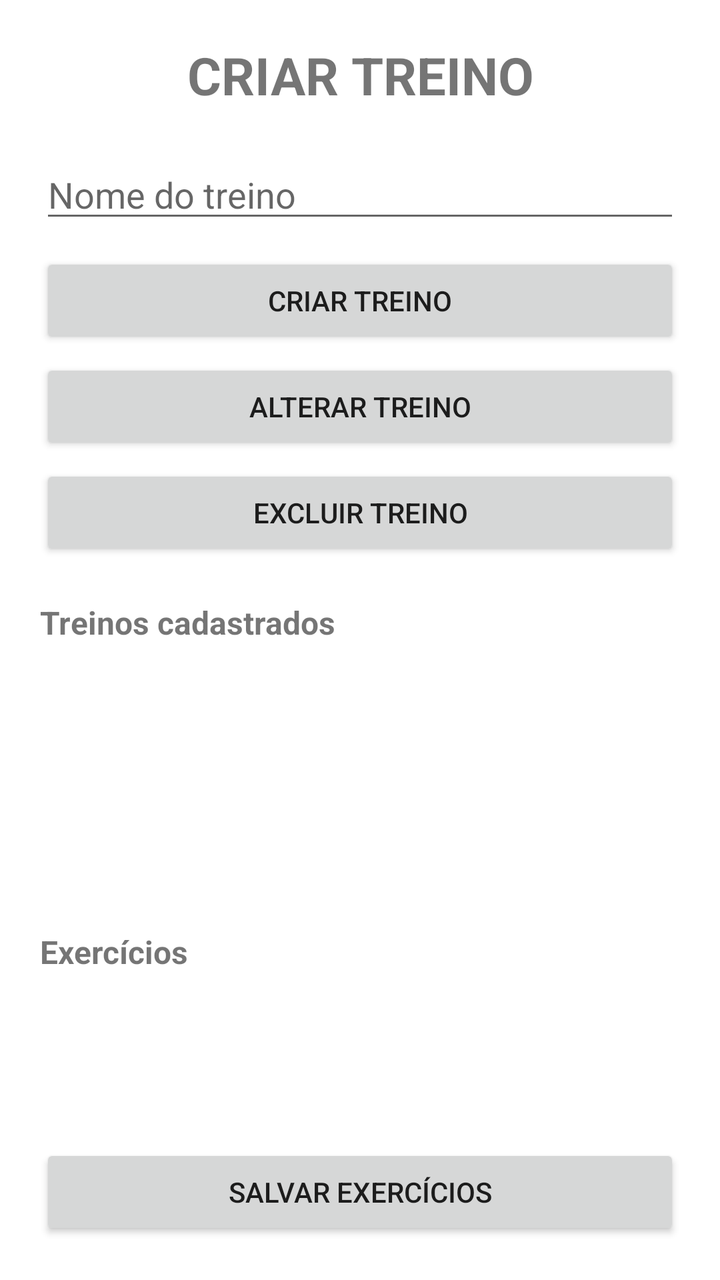
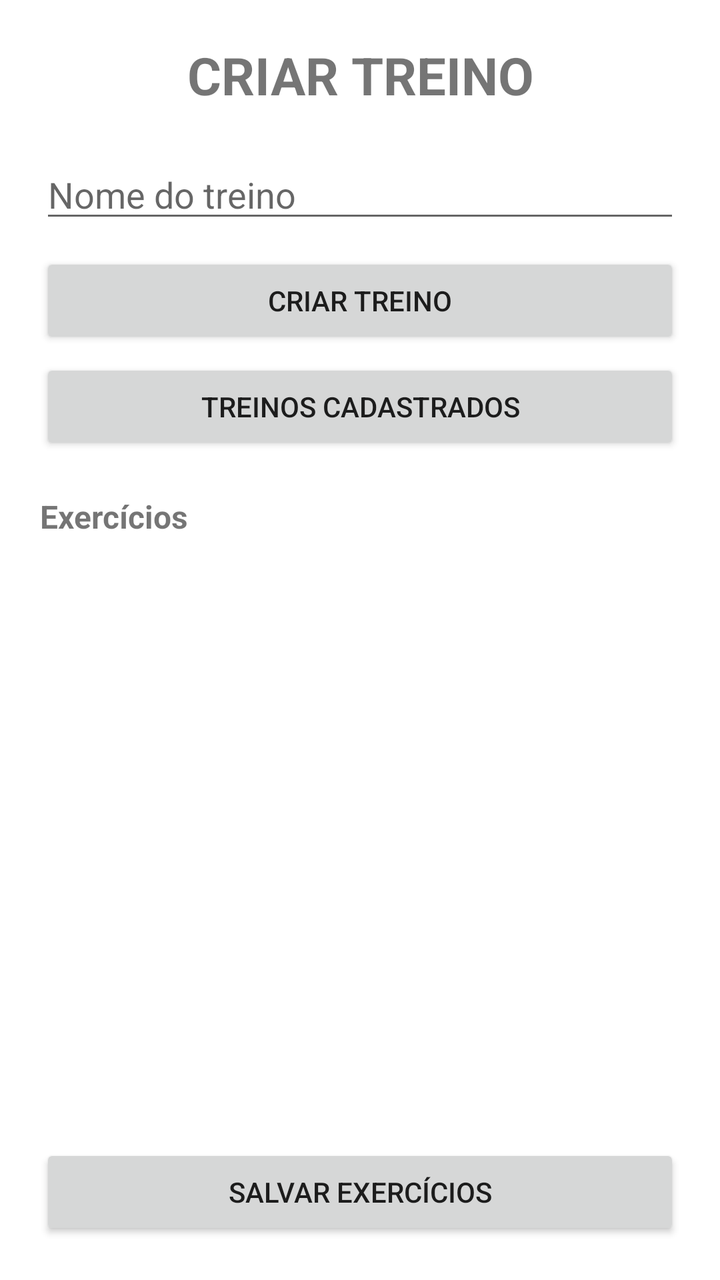

Two renders of the same Android screen: before a commit and after it. Below are the layout's source before the change and the commit's diff.
<!-- AndroidManifest.xml: application theme Theme.GymNote -->
<!-- res/layout/fragment_criartreino.xml -->
<?xml version="1.0" encoding="utf-8"?>
<LinearLayout xmlns:android="http://schemas.android.com/apk/res/android"
    xmlns:tools="http://schemas.android.com/tools"
    android:layout_width="match_parent"
    android:layout_height="match_parent"
    android:orientation="vertical"
    android:padding="20dp"
    tools:context=".ui.menu.CriartreinoFragment">

    <TextView
        android:layout_width="match_parent"
        android:layout_height="wrap_content"
        android:gravity="center"
        android:text="CRIAR TREINO"
        android:textSize="26sp"
        android:textStyle="bold" />

    <EditText
        android:id="@+id/edtNomeTreino"
        android:layout_width="match_parent"
        android:layout_height="wrap_content"
        android:layout_marginTop="20dp"
        android:hint="Nome do treino"
        android:inputType="textCapSentences" />

    <Button
        android:id="@+id/btSalvarTreino"
        android:layout_width="match_parent"
        android:layout_height="wrap_content"
        android:layout_marginTop="10dp"
        android:text="CRIAR TREINO" />

    <Button
        android:id="@+id/btAlterarTreino"
        android:layout_width="match_parent"
        android:layout_height="wrap_content"
        android:layout_marginTop="5dp"
        android:text="ALTERAR TREINO" />

    <Button
        android:id="@+id/btExcluirTreino"
        android:layout_width="match_parent"
        android:layout_height="wrap_content"
        android:layout_marginTop="5dp"
        android:text="EXCLUIR TREINO" />

    <TextView
        android:layout_width="match_parent"
        android:layout_height="wrap_content"
        android:layout_marginTop="20dp"
        android:text="Treinos cadastrados"
        android:textSize="16sp"
        android:textStyle="bold" />

    <ListView
        android:id="@+id/listaTreinos"
        android:layout_width="match_parent"
        android:layout_height="120dp"
        android:layout_marginTop="8dp" />

    <TextView
        android:layout_width="match_parent"
        android:layout_height="wrap_content"
        android:layout_marginTop="15dp"
        android:text="Exercícios"
        android:textSize="16sp"
        android:textStyle="bold" />

    <ListView
        android:id="@+id/listaExercicios"
        android:layout_width="match_parent"
        android:layout_height="0dp"
        android:layout_marginTop="8dp"
        android:layout_weight="1"
        android:choiceMode="multipleChoice" />

    <Button
        android:id="@+id/btSalvarExercicios"
        android:layout_width="match_parent"
        android:layout_height="wrap_content"
        android:layout_marginTop="8dp"
        android:text="SALVAR EXERCÍCIOS" />

</LinearLayout>
<!-- resources referenced by this layout -->
<resources>
  <style name="Theme.GymNote" parent="Theme.MaterialComponents.DayNight.DarkActionBar">
          
          <item name="colorPrimary">@color/purple_500</item>
          <item name="colorPrimaryVariant">@color/purple_700</item>
          <item name="colorOnPrimary">@color/white</item>
          
          <item name="colorSecondary">@color/teal_200</item>
          <item name="colorSecondaryVariant">@color/teal_700</item>
          <item name="colorOnSecondary">@color/black</item>
          
          <item name="android:statusBarColor">?attr/colorPrimaryVariant</item>
          
      </style>
  <color name="purple_500">#FF6200EE</color>
  <color name="purple_700">#FF3700B3</color>
  <color name="white">#FFFFFFFF</color>
  <color name="teal_200">#FF03DAC5</color>
  <color name="teal_700">#FF018786</color>
  <color name="black">#FF000000</color>
</resources>

<!-- the commit's change to res/layout/fragment_criartreino.xml (unified diff, before → after) -->
@@ -1,5 +1,6 @@
 <?xml version="1.0" encoding="utf-8"?>
-<LinearLayout xmlns:android="http://schemas.android.com/apk/res/android"
+<LinearLayout
+    xmlns:android="http://schemas.android.com/apk/res/android"
     xmlns:tools="http://schemas.android.com/tools"
     android:layout_width="match_parent"
     android:layout_height="match_parent"
@@ -31,37 +32,32 @@
         android:text="CRIAR TREINO" />
 
     <Button
+        android:id="@+id/btTreinosCadastrados"
+        android:layout_width="match_parent"
+        android:layout_height="wrap_content"
+        android:layout_marginTop="5dp"
+        android:text="TREINOS CADASTRADOS" />
+
+    <Button
         android:id="@+id/btAlterarTreino"
         android:layout_width="match_parent"
         android:layout_height="wrap_content"
         android:layout_marginTop="5dp"
-        android:text="ALTERAR TREINO" />
+        android:text="ALTERAR TREINO"
+        android:visibility="gone" />
 
     <Button
         android:id="@+id/btExcluirTreino"
         android:layout_width="match_parent"
         android:layout_height="wrap_content"
         android:layout_marginTop="5dp"
-        android:text="EXCLUIR TREINO" />
+        android:text="EXCLUIR TREINO"
+        android:visibility="gone" />
 
     <TextView
         android:layout_width="match_parent"
         android:layout_height="wrap_content"
         android:layout_marginTop="20dp"
-        android:text="Treinos cadastrados"
-        android:textSize="16sp"
-        android:textStyle="bold" />
-
-    <ListView
-        android:id="@+id/listaTreinos"
-        android:layout_width="match_parent"
-        android:layout_height="120dp"
-        android:layout_marginTop="8dp" />
-
-    <TextView
-        android:layout_width="match_parent"
-        android:layout_height="wrap_content"
-        android:layout_marginTop="15dp"
         android:text="Exercícios"
         android:textSize="16sp"
         android:textStyle="bold" />
